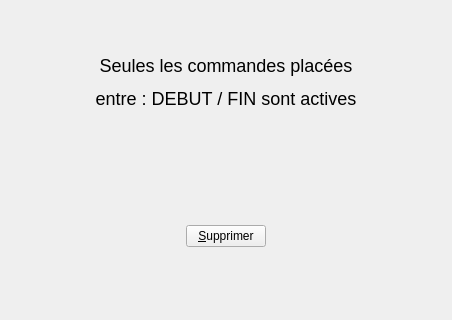
This is UiQT4/desInactif.ui in SalomePlatform/eficas_tools as Qt 5 draws it before an edit; both pictures show x 0 to 452 and y 160 to 480 of the 452 by 480 pixel window. The edited form follows.
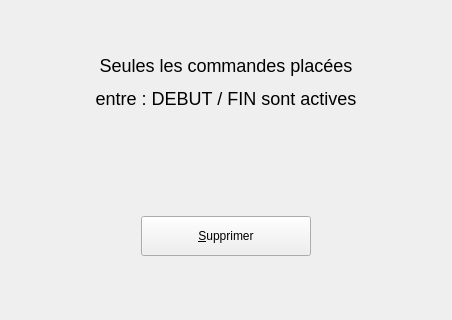
This is the edited form.

The edit to the form file:
```diff
--- a/UiQT4/desInactif.ui
+++ b/UiQT4/desInactif.ui
@@ -67,6 +67,18 @@
    </item>
    <item row="2" column="1" >
     <widget class="QPushButton" name="bSup" >
+     <property name="sizePolicy" >
+      <sizepolicy vsizetype="Fixed" hsizetype="Fixed" >
+       <horstretch>0</horstretch>
+       <verstretch>0</verstretch>
+      </sizepolicy>
+     </property>
+     <property name="minimumSize" >
+      <size>
+       <width>170</width>
+       <height>40</height>
+      </size>
+     </property>
      <property name="toolTip" >
       <string>suppression du mot clef</string>
      </property>
```
Left out of the diff: 6 changed lines with no effect on the pictures.
